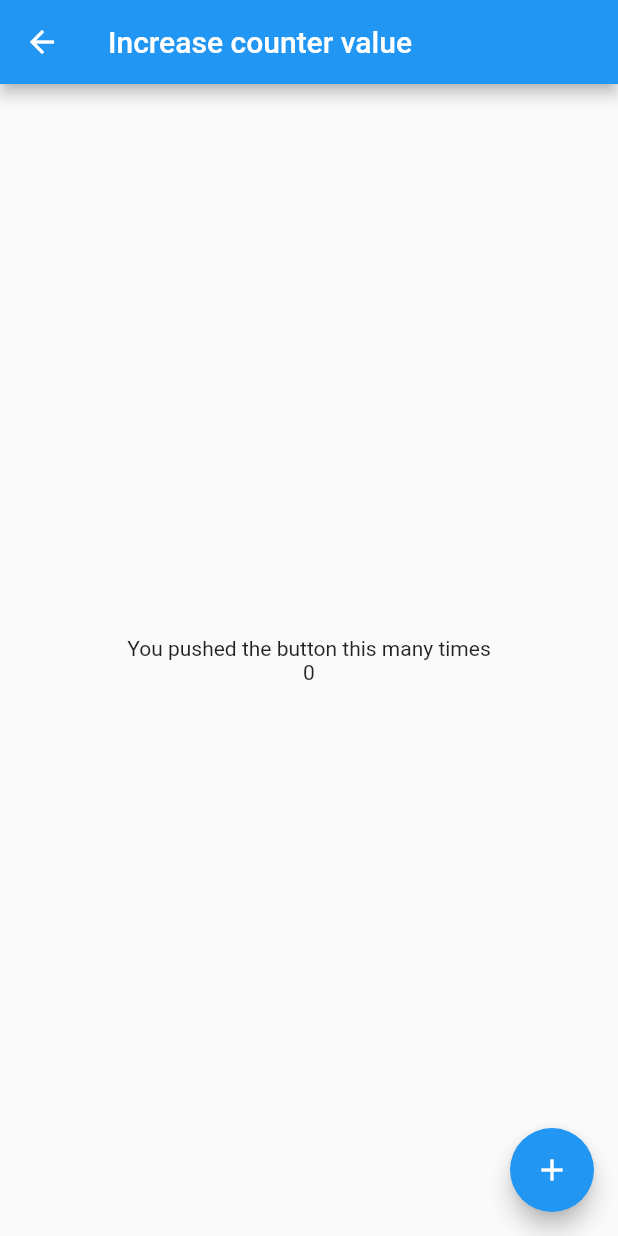
After one commit to agnespapp0729/example, a Flutter app: the CounterB screen opened directly, on a phone screen of 412 x 824 dp. The commit adds this screen. Run offline on Flutter 3.47's test engine with Material 2 defaults, Android fonts, the phone set to English and light mode, and no system bars.

Commit message:
provider added

```diff
--- /dev/null
+++ b/lib/counter_provider/change_notifier.dart
@@ -0,0 +1,18 @@
+import 'package:flutter/cupertino.dart';
+
+class MyCounter with ChangeNotifier {
+  int _counter = 0;
+
+  getCounter() => _counter;
+  setCounter(int counter) => _counter = counter;
+
+  void incrementCounter() {
+    _counter++;
+    notifyListeners();
+  }
+
+  void decrementCounter() {
+    _counter++;
+    notifyListeners();
+  }
+}
--- /dev/null
+++ b/lib/counter_provider/counter_B.dart
@@ -0,0 +1,38 @@
+import 'package:example/counter_provider/change_notifier.dart';
+import 'package:flutter/material.dart';
+import 'package:flutter/src/widgets/framework.dart';
+import 'package:flutter/src/widgets/placeholder.dart';
+import 'package:provider/provider.dart';
+
+class CounterB extends StatefulWidget {
+  const CounterB({super.key});
+
+  @override
+  State<CounterB> createState() => _CounterBState();
+}
+
+class _CounterBState extends State<CounterB> {
+  @override
+  Widget build(BuildContext context) {
+    final counterModel = Provider.of<MyCounter>(context);
+    return Scaffold(
+      appBar: AppBar(
+        title: Text("Increase counter value"),
+      ),
+      body: Center(
+        child: Column(
+          mainAxisAlignment: MainAxisAlignment.center,
+          children: [
+            Text("You pushed the button this many times"),
+            Text('${counterModel.getCounter()}')
+          ],
+        ),
+      ),
+      floatingActionButton: FloatingActionButton(
+        onPressed: () => counterModel.incrementCounter(),
+        tooltip: 'Increment',
+        child: Icon(Icons.add),
+      ),
+    );
+  }
+}
--- a/lib/home_page.dart
+++ b/lib/home_page.dart
@@ -1,3 +1,5 @@
+import 'package:example/counter_provider/counter_A.dart';
+import 'package:example/counter_provider/counter_B.dart';
 import 'package:flutter/material.dart';
 import 'main_page.dart';
 
--- a/pubspec.yaml
+++ b/pubspec.yaml
@@ -31,6 +31,7 @@ dependencies:
   flutter:
     sdk: flutter
   http: ^0.13.5
+  provider: ^6.0.5
 
 
   # The following adds the Cupertino Icons font to your application.
```
Also changed, not shown: lib/counter_provider/counter_A.dart (added, +27 -0 lines), lib/main_page.dart (+30 -1 lines), pubspec.lock.
